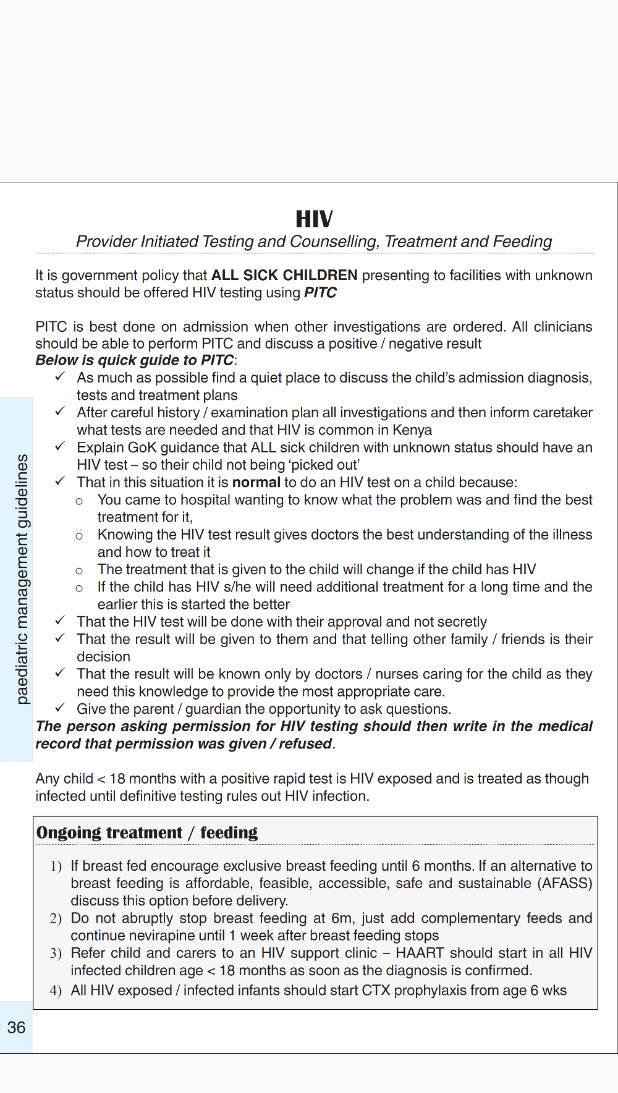
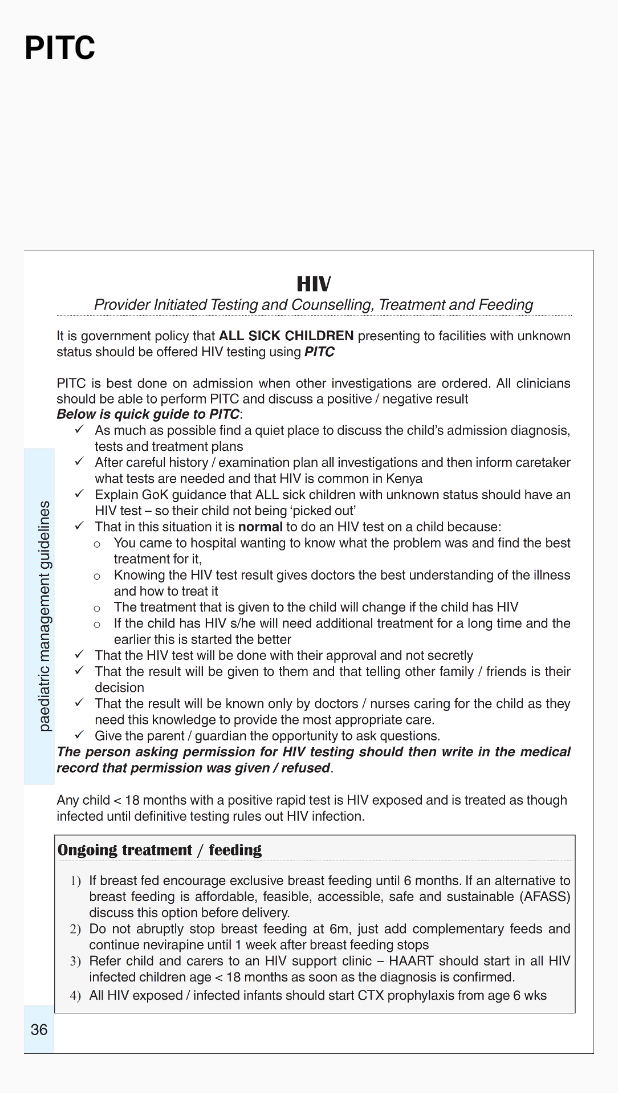
Before and after one commit to ETS-Android4/Paediatric-Protocols, an Android app: the PITCFragment screen opened directly, with no data from a screen before it, on a phone screen of 412 x 824 dp. Shown: the top 1093 px of the screen. Run offline under Robolectric (Android 15) with nearby library versions, the phone set to English and light mode, and no system bars; libraries missing offline, so code that uses them is left out: uk.co.senab; 2 statements that could not run were skipped.

Commit message:
pitc - pmtc

```diff
--- a/app/src/main/java/com/mwongera/paediatric_protocols/fragment/PITCFragment.java
+++ b/app/src/main/java/com/mwongera/paediatric_protocols/fragment/PITCFragment.java
@@ -23,27 +23,8 @@ public class PITCFragment extends Fragment {
 
     ImageView imgv;
     AlertDialog dialog;
-    public static final String ARG_PAGE = "page";
-    private int mPageNumber;
 
     PhotoViewAttacher mAttacher;
-
-    public static PITCFragment create(int pageNumber) {
-        PITCFragment fragment = new PITCFragment();
-        Bundle args = new Bundle();
-        args.putInt(ARG_PAGE, pageNumber);
-        fragment.setArguments(args);
-        return fragment;
-    }
-
-    public PITCFragment() {
-    }
-
-    @Override
-    public void onCreate(Bundle savedInstanceState) {
-        super.onCreate(savedInstanceState);
-        mPageNumber = getArguments().getInt(ARG_PAGE);
-    }
 
     @Override
     public View onCreateView(LayoutInflater inflater, ViewGroup container,
@@ -55,7 +36,7 @@ public class PITCFragment extends Fragment {
 
         // Set the title view to show the page number.
         ((TextView) rootView.findViewById(android.R.id.text1)).setText(
-                getString(R.string.title_template_step1, mPageNumber + 1));
+                getString(R.string.title_template_step1));
 
         return rootView;
 
--- a/app/src/main/java/com/mwongera/paediatric_protocols/fragment/PMTCFragment.java
+++ b/app/src/main/java/com/mwongera/paediatric_protocols/fragment/PMTCFragment.java
@@ -24,27 +24,8 @@ public class PMTCFragment extends Fragment {
 
     ImageView imgv;
     AlertDialog dialog;
-    public static final String ARG_PAGE = "page";
-    private int mPageNumber;
 
     PhotoViewAttacher mAttacher;
-
-    public static PMTCFragment create(int pageNumber) {
-        PMTCFragment fragment = new PMTCFragment();
-        Bundle args = new Bundle();
-        args.putInt(ARG_PAGE, pageNumber);
-        fragment.setArguments(args);
-        return fragment;
-    }
-
-    public PMTCFragment() {
-    }
-
-    @Override
-    public void onCreate(Bundle savedInstanceState) {
-        super.onCreate(savedInstanceState);
-        mPageNumber = getArguments().getInt(ARG_PAGE);
-    }
 
     @Override
     public View onCreateView(LayoutInflater inflater, ViewGroup container,
@@ -56,7 +37,7 @@ public class PMTCFragment extends Fragment {
 
         // Set the title view to show the page number.
         ((TextView) rootView.findViewById(android.R.id.text1)).setText(
-                getString(R.string.title_template_step2, mPageNumber + 1));
+                getString(R.string.title_template_step2));
 
         return rootView;
 
--- a/app/src/main/res/layout/activity_pitc.xml
+++ b/app/src/main/res/layout/activity_pitc.xml
@@ -1,9 +1,19 @@
-<RelativeLayout xmlns:android="http://schemas.android.com/apk/res/android"
-    xmlns:tools="http://schemas.android.com/tools"
+<!-- Dummy content. -->
+    <LinearLayout
+        xmlns:android="http://schemas.android.com/apk/res/android"
         android:layout_width="match_parent"
-    android:layout_height="match_parent"
+        android:layout_height="wrap_content"
+        android:orientation="vertical"
+        android:padding="16dp">
 
-    >
+        <TextView android:id="@android:id/text1"
+            style="?android:textAppearanceLarge"
+            android:textStyle="bold"
+            android:textColor="@android:color/black"
+            android:layout_width="match_parent"
+            android:layout_height="wrap_content"
+            android:layout_marginBottom="16dp" />
+
 
         <ImageView
             android:id="@+id/imageView1"
@@ -15,14 +25,5 @@
             android:layout_alignParentTop="true"
             android:src="@drawable/pitc" />
 
-    <!--     <TextView -->
-    <!--         android:id="@+id/textView1" -->
-    <!--         android:layout_width="wrap_content" -->
-    <!--         android:layout_height="wrap_content" -->
-    <!--         android:layout_alignParentTop="true" -->
-    <!--         android:layout_centerHorizontal="true" -->
-    <!--         android:background="#7000" -->
-    <!--         android:text="Press and Hold for more Options" -->
-    <!--         android:textAppearance="?android:attr/textAppearanceMedium" /> -->
 
-</RelativeLayout>
+    </LinearLayout>
--- a/app/src/main/res/values/strings.xml
+++ b/app/src/main/res/values/strings.xml
@@ -216,6 +216,6 @@ for 24 hrs then 62.5–250 micrograms daily in 1–2 doses</p></html></string>
     <string name="action_info">Photo info</string>
     <string name="action_photo">View photo</string>
 
-    <string name="title_template_step1">PITC <xliff:g id="step_number">%1$d</xliff:g>: HIV</string>
-    <string name="title_template_step2">PMTC <xliff:g id="step_number">%1$d</xliff:g>: HIV</string>
+    <string name="title_template_step1">PITC <xliff:g id="step_number"></xliff:g></string>
+    <string name="title_template_step2">PMTC <xliff:g id="step_number"></xliff:g></string>
 </resources>
```
Also changed, not shown: app/src/main/res/layout/activity_pmtct.xml (+16 -14 lines). Lines whose indentation alone changed are shown as unchanged.
